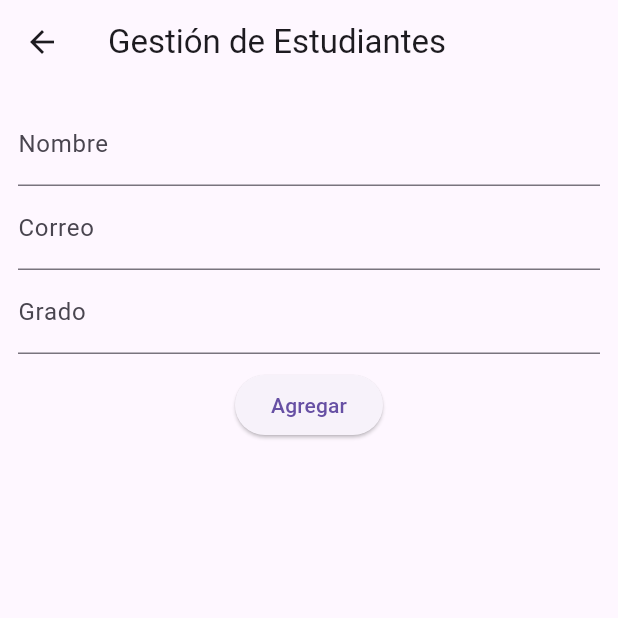
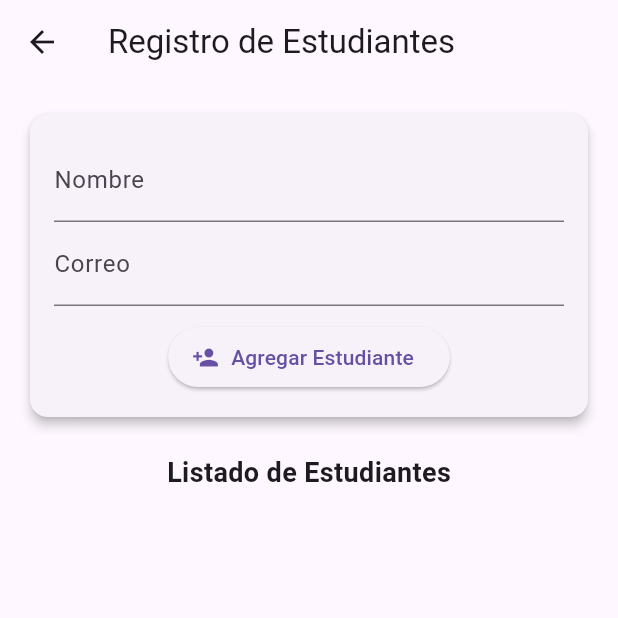
Before and after one commit to TaniaCz/Mynotes, a Flutter app: the EstudiantesScreen screen opened directly, on a phone screen of 412 x 824 dp, the top half of it. Run offline on Flutter 3.47's test engine with Material 3 defaults, Android fonts, the phone set to English and light mode, and no system bars; our stand-ins replace sqflite; accounts and stored records are empty.

```diff
--- a/lib/screnns/estudiantes.dart
+++ b/lib/screnns/estudiantes.dart
@@ -11,8 +11,7 @@ class EstudiantesScreen extends StatefulWidget {
 class _EstudiantesScreenState extends State<EstudiantesScreen> {
   final db = DBHelper();
   final nombreCtrl = TextEditingController();
-  final correoCtrl = TextEditingController();
-  final gradoCtrl = TextEditingController();
+  final emailCtrl = TextEditingController();
   List<Map<String, dynamic>> estudiantes = [];
 
   @override
@@ -27,48 +26,91 @@ class _EstudiantesScreenState extends State<EstudiantesScreen> {
   }
 
   Future<void> agregarEstudiante() async {
+    if (nombreCtrl.text.isEmpty || emailCtrl.text.isEmpty) {
+      ScaffoldMessenger.of(context).showSnackBar(
+        const SnackBar(
+          content: Text('Por favor completa todos los campos'),
+          backgroundColor: Colors.redAccent,
+        ),
+      );
+      return;
+    }
+
     await db.insertEstudiante({
       'nombre': nombreCtrl.text,
-      'correo': correoCtrl.text,
-      'grado': gradoCtrl.text,
+      'email': emailCtrl.text,
     });
+
     nombreCtrl.clear();
-    correoCtrl.clear();
-    gradoCtrl.clear();
+    emailCtrl.clear();
     cargarEstudiantes();
+
+    ScaffoldMessenger.of(context).showSnackBar(
+      const SnackBar(
+        content: Text('Estudiante agregado correctamente'),
+        backgroundColor: Colors.green,
+      ),
+    );
+  }
+
+  Future<void> eliminarEstudiante(int id) async {
+    await db.deleteEstudiante(id);
+    cargarEstudiantes();
+    ScaffoldMessenger.of(context).showSnackBar(
+      const SnackBar(content: Text('Estudiante eliminado'), backgroundColor: Colors.orange),
+    );
   }
 
   @override
   Widget build(BuildContext context) {
     return Scaffold(
-      appBar: AppBar(title: const Text('Gestión de Estudiantes')),
-      body: Column(
+      appBar: AppBar(title: const Text('Registro de Estudiantes')),
+      body: SingleChildScrollView(
+        padding: const EdgeInsets.all(16),
+        child: Column(
           children: [
-          Padding(
-            padding: const EdgeInsets.all(12),
+            Card(
+              elevation: 3,
+              shape: RoundedRectangleBorder(borderRadius: BorderRadius.circular(12)),
+              child: Padding(
+                padding: const EdgeInsets.all(16),
                 child: Column(
                   children: [
                     TextField(controller: nombreCtrl, decoration: const InputDecoration(labelText: 'Nombre')),
-                TextField(controller: correoCtrl, decoration: const InputDecoration(labelText: 'Correo')),
-                TextField(controller: gradoCtrl, decoration: const InputDecoration(labelText: 'Grado')),
+                    TextField(controller: emailCtrl, decoration: const InputDecoration(labelText: 'Correo')),
                     const SizedBox(height: 10),
-                ElevatedButton(onPressed: agregarEstudiante, child: const Text('Agregar')),
+                    ElevatedButton.icon(
+                      icon: const Icon(Icons.person_add),
+                      label: const Text('Agregar Estudiante'),
+                      onPressed: agregarEstudiante,
+                    ),
                   ],
                 ),
               ),
-          Expanded(
-            child: ListView.builder(
+            ),
+            const SizedBox(height: 20),
+            const Text('Listado de Estudiantes', style: TextStyle(fontWeight: FontWeight.bold, fontSize: 18)),
+            const SizedBox(height: 10),
+            ListView.builder(
+              shrinkWrap: true,
+              physics: const NeverScrollableScrollPhysics(),
               itemCount: estudiantes.length,
               itemBuilder: (context, index) {
                 final e = estudiantes[index];
-                return ListTile(
+                return Card(
+                  child: ListTile(
                     title: Text(e['nombre']),
-                  subtitle: Text('${e['correo']} - ${e['grado']}'),
+                    subtitle: Text(e['email']),
+                    trailing: IconButton(
+                      icon: const Icon(Icons.delete, color: Colors.redAccent),
+                      onPressed: () => eliminarEstudiante(e['id']),
+                    ),
+                  ),
                 );
               },
             ),
+          ],
         ),
-        ],
       ),
     );
   }
```
Also changed, not shown: lib/database/db_helper.dart (+37 -4 lines), lib/screnns/notas.dart (+61 -12 lines), pubspec.lock. Lines whose indentation alone changed are shown as unchanged.
